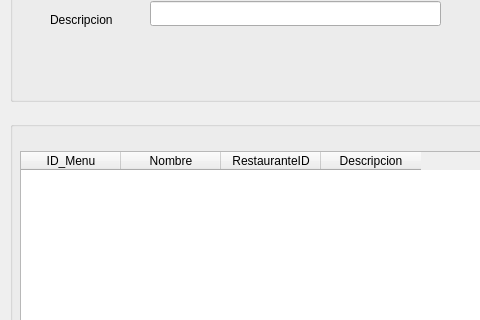
MaknCheese1/JIreh, file vistas/vw_FrmMenu.ui: the form before one commit; both pictures show x 0 to 480 and y 199 to 519 of the 965 by 748 pixel window.
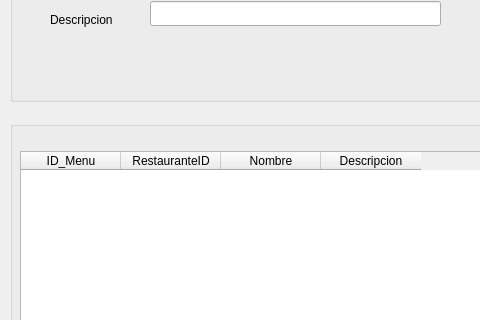
The form after the commit. Icons and pictures are not drawn.

Diff of the .ui file:
```diff
--- a/vistas/vw_FrmMenu.ui
+++ b/vistas/vw_FrmMenu.ui
@@ -273,16 +273,16 @@
        <string>ID_Menu</string>
       </property>
      </column>
-     <column>
-      <property name="text">
-       <string>Nombre</string>
-      </property>
-     </column>
      <column>
       <property name="text">
        <string>RestauranteID</string>
       </property>
      </column>
+     <column>
+      <property name="text">
+       <string>Nombre</string>
+      </property>
+     </column>
      <column>
       <property name="text">
        <string>Descripcion</string>
```
Left out of the diff: 8 changed lines with no effect on the pictures.
